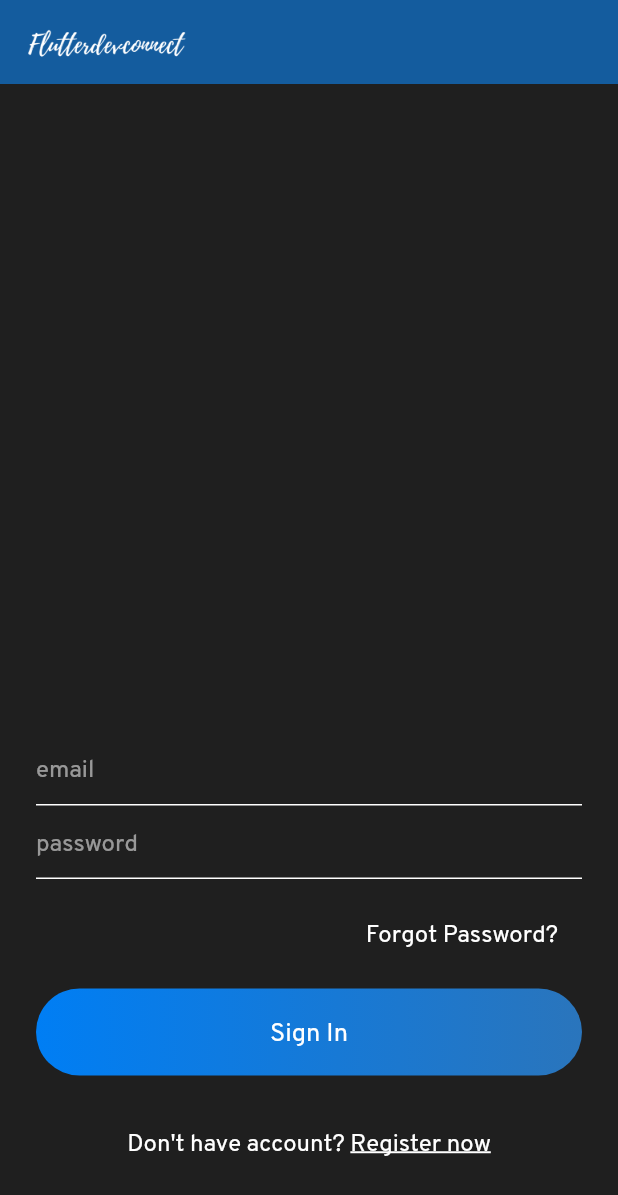
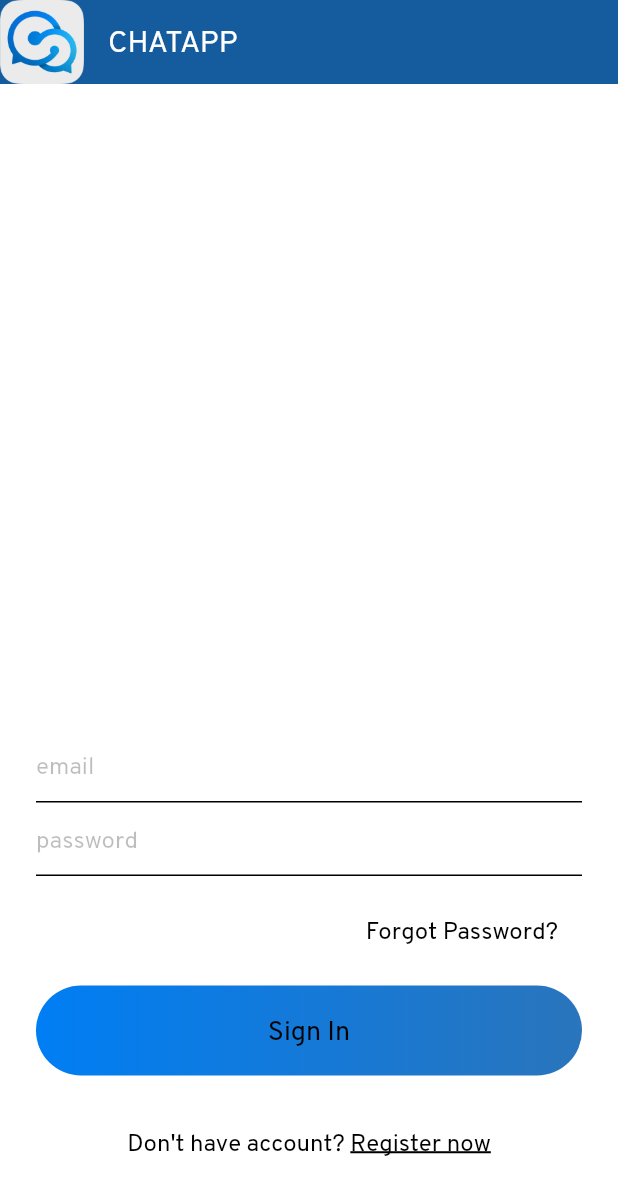
Before and after one commit to BhavikMehta57/chat_app, a Flutter app: the screen it shows after launch, on a phone screen of 412 x 824 dp. Shown: the top 1195 px of the screen. Run offline on Flutter 3.47's test engine with Material 2 defaults, Android fonts, the phone set to English and light mode, and no system bars; our stand-ins replace cloud_firestore, firebase_auth, firebase_storage, google_sign_in, image_picker, shared_preferences; missing offline and left inert: documents_picker, flutter_share; accounts and stored records are empty.

Commit message:
changed UI

```diff
--- a/chat_app/lib/main.dart
+++ b/chat_app/lib/main.dart
@@ -38,7 +38,7 @@ class _MyAppState extends State<MyApp> {
       debugShowCheckedModeBanner: false,
       theme: ThemeData(
         primaryColor: Color(0xff145C9E),
-        scaffoldBackgroundColor: Color(0xff1F1F1F),
+        scaffoldBackgroundColor: Color(0xffFFFFFF),
         accentColor: Color(0xff007EF4),
         fontFamily: "OverpassRegular",
         visualDensity: VisualDensity.adaptivePlatformDensity,
--- a/chat_app/lib/views/signin.dart
+++ b/chat_app/lib/views/signin.dart
@@ -170,7 +170,7 @@ class _SignInState extends State<SignIn> {
                         child: Text(
                           "Register now",
                           style: TextStyle(
-                              color: Colors.white,
+                              color: Colors.black,
                               fontSize: 16,
                               decoration: TextDecoration.underline),
                         ),
--- a/chat_app/lib/views/signup.dart
+++ b/chat_app/lib/views/signup.dart
@@ -143,7 +143,7 @@ class _SignUpState extends State<SignUp> {
                   child: Text(
                     "SignIn now",
                     style: TextStyle(
-                        color: Colors.white,
+                        color: Colors.black,
                         fontSize: 16,
                         decoration: TextDecoration.underline),
                   ),
--- a/chat_app/lib/widget/widget.dart
+++ b/chat_app/lib/widget/widget.dart
@@ -2,7 +2,8 @@ import 'package:flutter/material.dart';
 
 Widget appBarMain(BuildContext context) {
   return AppBar(
-    title: Image.asset(
+    title: Text("CHATAPP"),
+    leading: Image.asset(
       "assets/images/logo.png",
       height: 40,
     ),
@@ -14,17 +15,17 @@ Widget appBarMain(BuildContext context) {
 InputDecoration textFieldInputDecoration(String hintText) {
   return InputDecoration(
       hintText: hintText,
-      hintStyle: TextStyle(color: Colors.white54),
+      hintStyle: TextStyle(color: Colors.black26),
       focusedBorder:
-          UnderlineInputBorder(borderSide: BorderSide(color: Colors.white)),
+          UnderlineInputBorder(borderSide: BorderSide(color: Colors.black)),
       enabledBorder:
-          UnderlineInputBorder(borderSide: BorderSide(color: Colors.white)));
+          UnderlineInputBorder(borderSide: BorderSide(color: Colors.black)));
 }
 
 TextStyle simpleTextStyle() {
-  return TextStyle(color: Colors.white, fontSize: 16);
+  return TextStyle(color: Colors.black, fontSize: 16);
 }
 
 TextStyle biggerTextStyle() {
-  return TextStyle(color: Colors.white, fontSize: 17);
+  return TextStyle(color: Colors.black, fontSize: 18);
 }
```
Also changed, not shown: chat_app/lib/views/chat.dart (+4 -4 lines), chat_app/lib/views/search.dart (+4 -4 lines), chat_app/assets/images/logo.png, chat_app/assets/images/search_white.png, chat_app/assets/images/send.png, chat_app/pubspec.lock.
